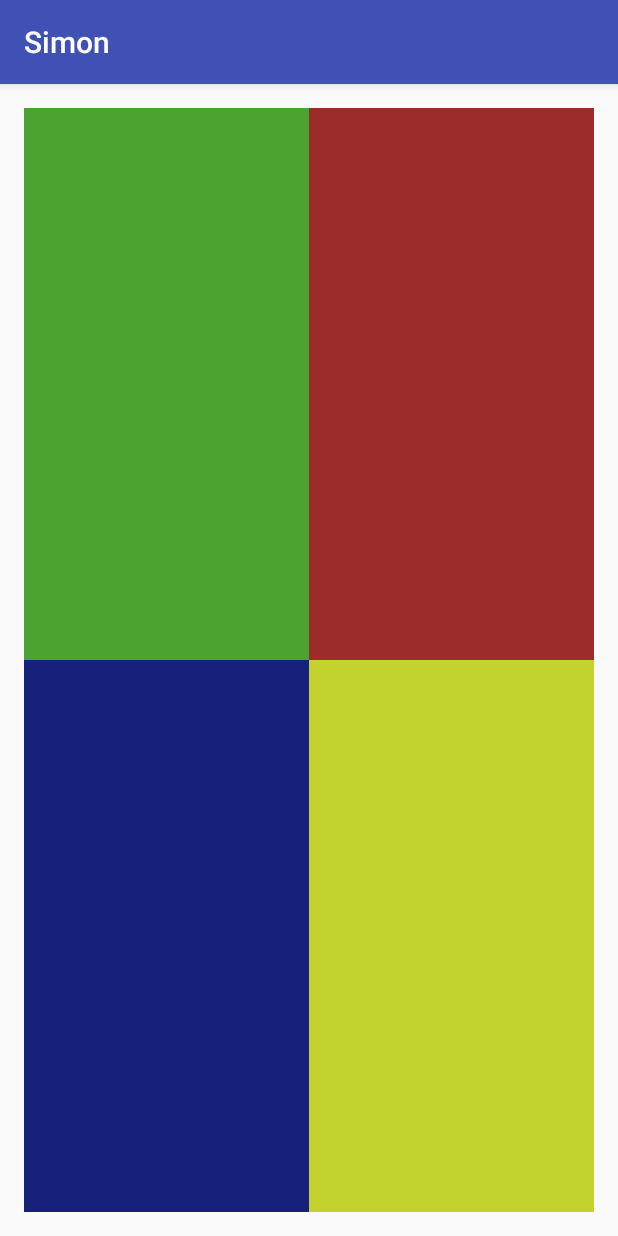
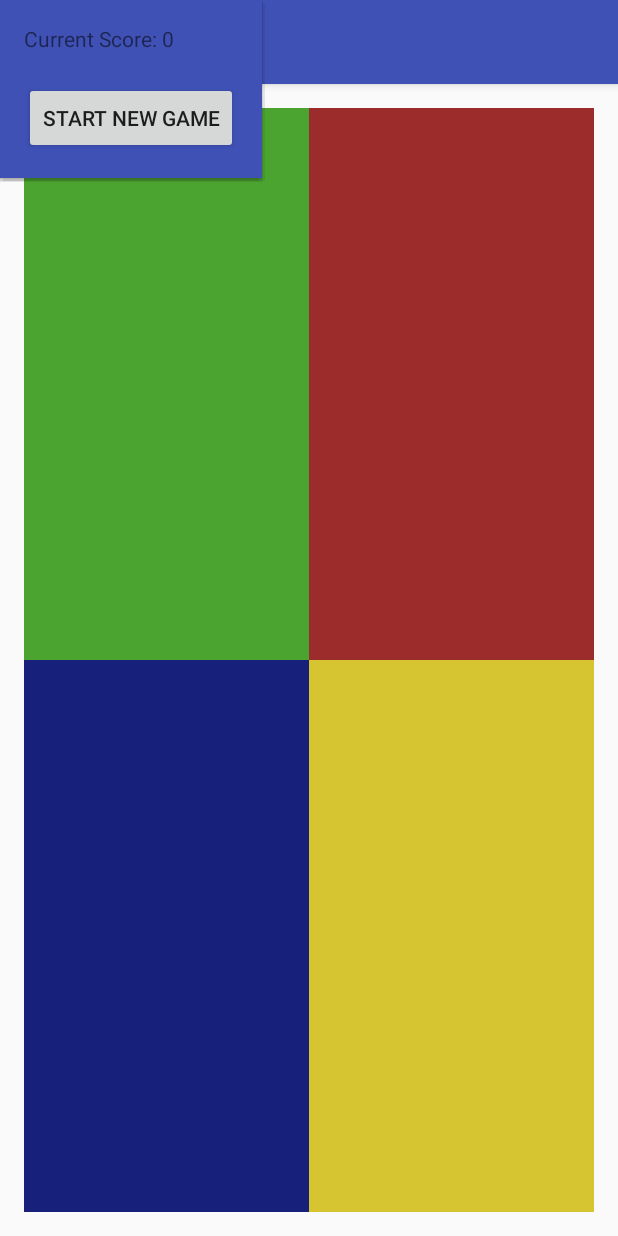
Before and after one commit to PatMcNamara/school, an Android app: the screen it shows after launch (MainActivity), after a tap on an icon or button, on a phone screen of 412 x 824 dp. Run offline under Robolectric (Android 15) with nearby library versions, the phone set to English and light mode, and no system bars.

Commit message:
Simon almost finished
Feature complete except high scores and opening menu.

```diff
--- a/Android/Simon/app/src/main/AndroidManifest.xml
+++ b/Android/Simon/app/src/main/AndroidManifest.xml
@@ -15,6 +15,7 @@
                 <category android:name="android.intent.category.LAUNCHER" />
             </intent-filter>
         </activity>
+        <activity android:name=".PopUpActivity"></activity>
     </application>
 
 </manifest>
--- a/Android/Simon/app/src/main/java/com/umsl/simon/MainActivity.java
+++ b/Android/Simon/app/src/main/java/com/umsl/simon/MainActivity.java
@@ -1,22 +1,38 @@
 package com.umsl.simon;
 
+//TODO you need to have more contrast between the yellows
+
+import android.animation.Animator;
+import android.animation.AnimatorInflater;
+import android.os.Handler;
 import android.support.v7.app.AppCompatActivity;
 import android.os.Bundle;
+import android.view.Gravity;
+import android.view.LayoutInflater;
 import android.view.View;
+import android.view.ViewGroup;
 import android.widget.Button;
+import android.widget.PopupWindow;
+import android.widget.TextView;
+
+import java.util.ArrayList;
 
 public class MainActivity extends AppCompatActivity {
 
     private MainModel sequence;// = new MainModel();
     private Button ulButton, urButton, blButton, brButton;
+    private ArrayList<Animator> animator;// = new ArrayList<Animator>();
+    private int position = 0;
     public static final String MODEL_KEY = "com.umsl.simon.model";
+
+    private Handler handler = new Handler();
 
     @Override
     protected void onCreate(Bundle savedInstanceState) {
         super.onCreate(savedInstanceState);
         setContentView(R.layout.activity_main);
 
-        ulButton = (Button) findViewById(R.id.top_left_button);
+        ulButton = (Button) findViewById(R.id.top_left_button);//TODO this should just be an array list of buttons
         urButton = (Button) findViewById(R.id.top_right_button);
         blButton = (Button) findViewById(R.id.bottom_left_button);
         brButton = (Button) findViewById(R.id.bottom_right_button);
@@ -24,28 +40,84 @@ public class MainActivity extends AppCompatActivity {
         //if((sequence = (MainModel) savedInstanceState.get(MODEL_KEY)) == null) {
             sequence = new MainModel();
         //}
+        animator = new ArrayList<Animator>(); //TODO this should be a map between R.id.* and the animator.
+        for(int i = 0; i < 4; i++) {
+            Animator a;
+
+            if (i == 0) {
+                a = AnimatorInflater.loadAnimator(this, R.animator.green);
+                a.setTarget(ulButton);
+            } else if (i == 1) {
+                a = AnimatorInflater.loadAnimator(this, R.animator.red);
+                a.setTarget(urButton);
+            } else if (i == 2) {
+                a = AnimatorInflater.loadAnimator(this, R.animator.blue);
+                a.setTarget(blButton);
+            } else {
+                a = AnimatorInflater.loadAnimator(this, R.animator.yellow);
+                a.setTarget(brButton);
+            }
+            animator.add(a);
+        }
+        sequence.addRandomElementToSequence();//TODO These 2 lines should be joined with the lines in the if in buttonClicked
+        handler.postDelayed(displayRunnable, 1000);
     }
 
     public void topLeftButtonClicked(View v) {
-
+        buttonClicked(0);
     }
     public void topRightButtonClicked(View v) {
-
+        buttonClicked(1);
     }
     public void bottomLeftButtonClicked(View v) {
-
+        buttonClicked(2);
     }
     public void bottomRightButtonClicked(View v) {
+        buttonClicked(3);
+    }
 
+    //TODO add start display sequence that will both post delay and disable the buttons
+
+    public void buttonClicked(int clicked) {
+        animator.get(clicked).start();
+        if(sequence.get(position) == clicked) {
+            if(++position == sequence.getSize()) { // The user got the entire sequence right
+                sequence.addRandomElementToSequence();
+                position = 0;
+                handler.postDelayed(displayRunnable, 1000);
+            }
+        } else {
+            //TODO set up high score shit.
+            //TODO this should be constructed in onStart so we can pull it up at the begining. Or just put it in its own method.
+            View inflatedView = getLayoutInflater().inflate(R.layout.activity_pop_up, null, false);
+            final PopupWindow popup = new PopupWindow(inflatedView, ViewGroup.MarginLayoutParams.WRAP_CONTENT, ViewGroup.MarginLayoutParams.WRAP_CONTENT);
+            popup.showAtLocation(blButton.getRootView(), Gravity.CENTER, 0,0);
+            ((TextView) inflatedView.findViewById(R.id.current_score_text)).setText("Current Score: " + (sequence.getSize() - 1));
+
+            ((Button) inflatedView.findViewById(R.id.start_button)).setOnClickListener(new View.OnClickListener() {
+                @Override
+                public void onClick(View v) {
+                    sequence.clear();
+                    position = 0;
+                    sequence.addRandomElementToSequence();
+                    handler.postDelayed(displayRunnable, 1000);
+                    popup.dismiss();
+                }
+            });
+//            /*TextView currentScore =*/ ((TextView) findViewById(R.id.current_score_text)).setText(R.string.current_score /* + sequence.getSize()*/);
+        }
     }
 
     private Runnable displayRunnable = new Runnable() {
-        int position = 0;
+        int animatePosition = 0;
         @Override
         public void run() {
-            //update color
-            findViewById(sequence.get(position));
-
+            if(animatePosition < sequence.getSize() ) {
+                animator.get(sequence.get(animatePosition++)).start();
+                handler.postDelayed(displayRunnable, 1000); //TODO both of these 2 animators should be time controlled to be longer then get shorter
+            } else { // we are at the end of the sequence
+                animatePosition = 0;
+            }
         }
     };
 }
--- a/Android/Simon/app/src/main/java/com/umsl/simon/MainModel.java
+++ b/Android/Simon/app/src/main/java/com/umsl/simon/MainModel.java
@@ -11,21 +11,26 @@ import java.util.ArrayList;
 public class MainModel {
     private ArrayList<Integer> sequence = new ArrayList<Integer>();
  //   int position = 0;
-    private ArrayList<Animator> animator = new ArrayList<Animator>();//This might not go in the model
 
     public MainModel() {
-        for(int i = 0; i < 4; i++) {
-            Animator a = AnimatorInflater.loadAnimator(this, );
-        }
+
+    }
+
+    public void addRandomElementToSequence() {
+        addToSequence((int) (Math.random() * 4));
     }
 
     public void addToSequence(int id) {
         sequence.add(id);
     }
 
-    public int get(int position) {
-        return sequence.get(position);
+    public int getSize() { return sequence.size(); }
+
+    public int get(int index) {
+        return sequence.get(index);
     }
+
+    public void clear() { sequence.clear(); }
 /*    public String getNext() {
         if(position == sequence.size()) {
             return null;
--- /dev/null
+++ b/Android/Simon/app/src/main/java/com/umsl/simon/PopUpActivity.java
@@ -0,0 +1,13 @@
+package com.umsl.simon;
+
+import android.support.v7.app.AppCompatActivity;
+import android.os.Bundle;
+
+public class PopUpActivity extends AppCompatActivity {
+
+    @Override
+    protected void onCreate(Bundle savedInstanceState) {
+        super.onCreate(savedInstanceState);
+        setContentView(R.layout.activity_pop_up);
+    }
+}
--- /dev/null
+++ b/Android/Simon/app/src/main/res/animator/blue.xml
@@ -0,0 +1,4 @@
+<?xml version="1.0" encoding="utf-8"?>
+<objectAnimator xmlns:android="http://schemas.android.com/apk/res/android"
+    android:propertyName="backgroundColor" android:valueFrom="@color/standingBlue"
+    android:valueTo="@color/maxBlue" android:duration="400" android:repeatCount="1" android:repeatMode="reverse" />
--- /dev/null
+++ b/Android/Simon/app/src/main/res/animator/green.xml
@@ -0,0 +1,4 @@
+<?xml version="1.0" encoding="utf-8"?>
+<objectAnimator xmlns:android="http://schemas.android.com/apk/res/android"
+    android:propertyName="backgroundColor" android:valueFrom="@color/standingGreen"
+    android:valueTo="@color/maxGreen" android:duration="400" android:repeatCount="1" android:repeatMode="reverse" />
--- /dev/null
+++ b/Android/Simon/app/src/main/res/animator/red.xml
@@ -0,0 +1,4 @@
+<?xml version="1.0" encoding="utf-8"?>
+<objectAnimator xmlns:android="http://schemas.android.com/apk/res/android"
+    android:propertyName="backgroundColor" android:valueFrom="@color/standingRed"
+    android:valueTo="@color/maxRed" android:duration="400" android:repeatCount="1" android:repeatMode="reverse" />
--- /dev/null
+++ b/Android/Simon/app/src/main/res/animator/yellow.xml
@@ -0,0 +1,4 @@
+<?xml version="1.0" encoding="utf-8"?>
+<objectAnimator xmlns:android="http://schemas.android.com/apk/res/android"
+    android:propertyName="backgroundColor" android:valueFrom="@color/standingYellow"
+    android:valueTo="@color/maxYellow" android:duration="400" android:repeatCount="1" android:repeatMode="reverse" />
--- a/Android/Simon/app/src/main/res/layout/activity_main.xml
+++ b/Android/Simon/app/src/main/res/layout/activity_main.xml
@@ -19,14 +19,14 @@
             android:layout_height="match_parent"
             android:onClick="topLeftButtonClicked"
             android:layout_weight="1"
-            android:foreground="#4ba430" />
+            android:background="@color/standingGreen" />
         <Button
             android:id="@+id/top_right_button"
             android:layout_width="wrap_content"
             android:layout_height="match_parent"
             android:onClick="topRightButtonClicked"
             android:layout_weight="1"
-            android:foreground="#9c2c2c" />
+            android:background="@color/standingRed" />
     </LinearLayout>
     <LinearLayout
         android:layout_width="match_parent"
@@ -38,13 +38,13 @@
             android:layout_height="match_parent"
             android:onClick="bottomLeftButtonClicked"
             android:layout_weight="1"
-            android:foreground="#17207a" />
+            android:background="@color/standingBlue" />
         <Button
             android:id="@+id/bottom_right_button"
             android:layout_width="wrap_content"
             android:layout_height="match_parent"
             android:onClick="bottomRightButtonClicked"
-        android:layout_weight="1"
-            android:foreground="#c2d32e" />
+            android:layout_weight="1"
+            android:background="@color/standingYellow" />
     </LinearLayout>
 </LinearLayout>
--- /dev/null
+++ b/Android/Simon/app/src/main/res/layout/activity_pop_up.xml
@@ -0,0 +1,30 @@
+<?xml version="1.0" encoding="utf-8"?>
+<LinearLayout xmlns:android="http://schemas.android.com/apk/res/android"
+    xmlns:tools="http://schemas.android.com/tools"
+    android:layout_width="wrap_content"
+    android:layout_height="wrap_content"
+    android:orientation="vertical"
+    android:paddingBottom="@dimen/activity_vertical_margin"
+    android:paddingLeft="@dimen/activity_horizontal_margin"
+    android:paddingRight="@dimen/activity_horizontal_margin"
+    android:paddingTop="@dimen/activity_vertical_margin"
+    android:background="@color/colorPrimary"
+    tools:context="com.umsl.simon.PopUpActivity">
+
+    <TextView
+        android:id="@+id/current_score_text"
+        android:layout_width="wrap_content"
+        android:layout_height="wrap_content" />
+
+    <TextView
+        android:id="@+id/high_score_text"
+        android:layout_width="wrap_content"
+        android:layout_height="wrap_content" />
+
+    <Button
+        android:id="@+id/start_button"
+        android:layout_width="wrap_content"
+        android:layout_height="wrap_content"
+        android:text="@string/start_game"/>
+
+</LinearLayout>
--- a/Android/Simon/app/src/main/res/values/colors.xml
+++ b/Android/Simon/app/src/main/res/values/colors.xml
@@ -3,4 +3,12 @@
     <color name="colorPrimary">#3F51B5</color>
     <color name="colorPrimaryDark">#303F9F</color>
     <color name="colorAccent">#FF4081</color>
+    <color name="standingRed">#9c2c2c</color>
+    <color name="maxRed">#e81212</color>
+    <color name="standingGreen">#4ba430</color>
+    <color name="maxGreen">#3de812</color>
+    <color name="standingYellow">#d7c431</color>
+    <color name="maxYellow">#fff200</color>
+    <color name="standingBlue">#17207a</color>
+    <color name="maxBlue">#FF0B2EF2</color>
 </resources>
--- a/Android/Simon/app/src/main/res/values/strings.xml
+++ b/Android/Simon/app/src/main/res/values/strings.xml
@@ -1,3 +1,5 @@
 <resources>
     <string name="app_name">Simon</string>
+    <string name="start_game">Start new game</string>
+    <string name="current_score">This game score: </string>
 </resources>
```
